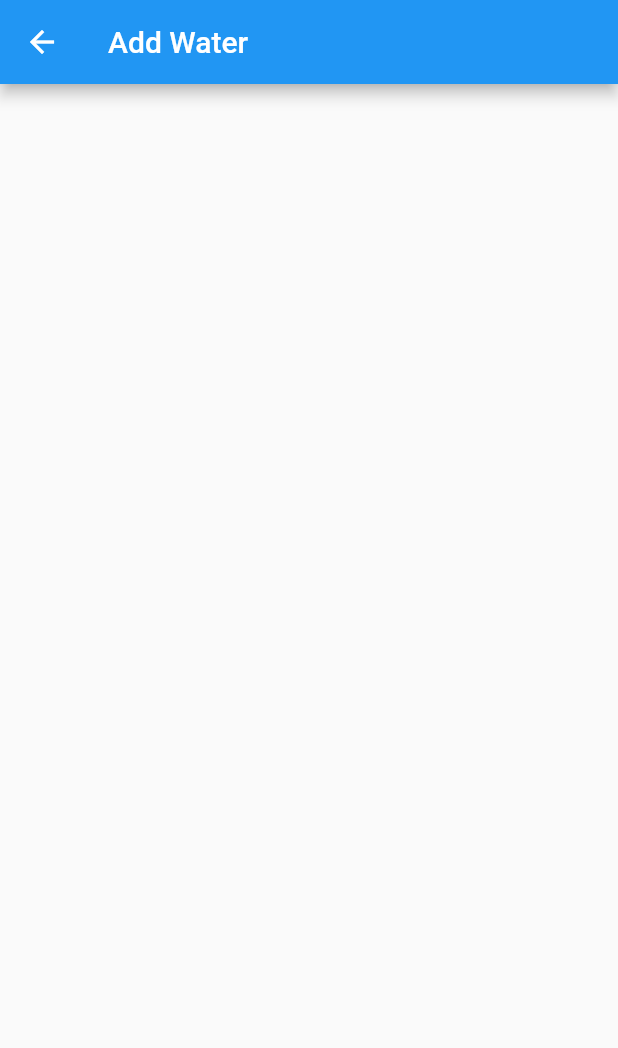
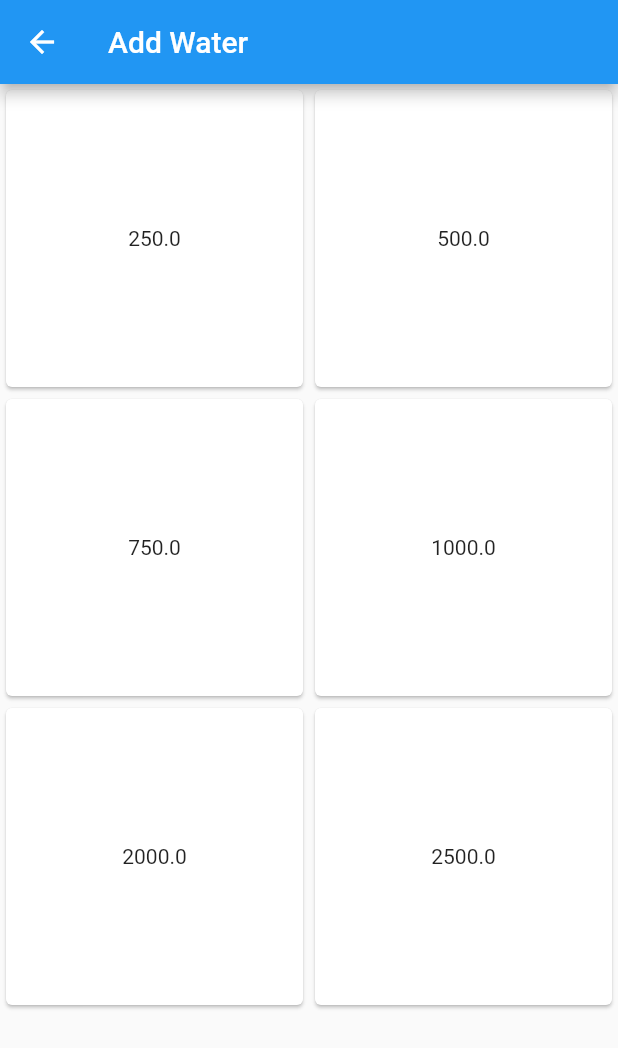
Before and after one commit to sauravk7077/water_counter, a Flutter app: the AddWaterBox screen opened by its route, on a phone screen of 412 x 824 dp. Shown: the top 1048 px of the screen. Run offline on Flutter 3.47's test engine with Material 2 defaults, Android fonts, the phone set to English and light mode, and no system bars; our stand-ins replace hive, hive_flutter; accounts and stored records are empty; generated files the repository leaves out were written again.

Commit message:
Added water addition page

```diff
--- a/lib/components/add_water.dart
+++ b/lib/components/add_water.dart
@@ -1,12 +1,30 @@
 import 'package:flutter/material.dart';
+import 'package:water_counter/data/water_quantity.dart';
+import 'package:water_counter/misc/data_handling.dart';
+import 'package:water_counter/misc/water.dart';
 
 class AddWaterBox extends StatelessWidget {
   @override
   Widget build(BuildContext context) {
     return Scaffold(
-      appBar: AppBar(
-        title: Text('Add Water'),
-      ),
-    );
+        appBar: AppBar(
+          title: Text('Add Water'),
+        ),
+        body: GridView.count(
+          crossAxisCount: 2,
+          children: quantities
+              .map(
+                (item) => InkWell(
+                    onTap: () async {
+                      await saveToBox(
+                          Water(amount: item, time: DateTime.now()));
+                      Navigator.pop(context);
+                    },
+                    child: Card(
+                      child: Center(child: Text(item.toString())),
+                    )),
+              )
+              .toList(),
+        ));
   }
 }
--- /dev/null
+++ b/lib/data/water_quantity.dart
@@ -0,0 +1,3 @@
+import 'package:water_counter/misc/water.dart';
+
+List<double> quantities = [250, 500, 750, 1000, 2000, 2500];
```
Also changed, not shown: lib/components/home.dart (+11 -3 lines), lib/misc/data_handling.dart (+7 -3 lines).
